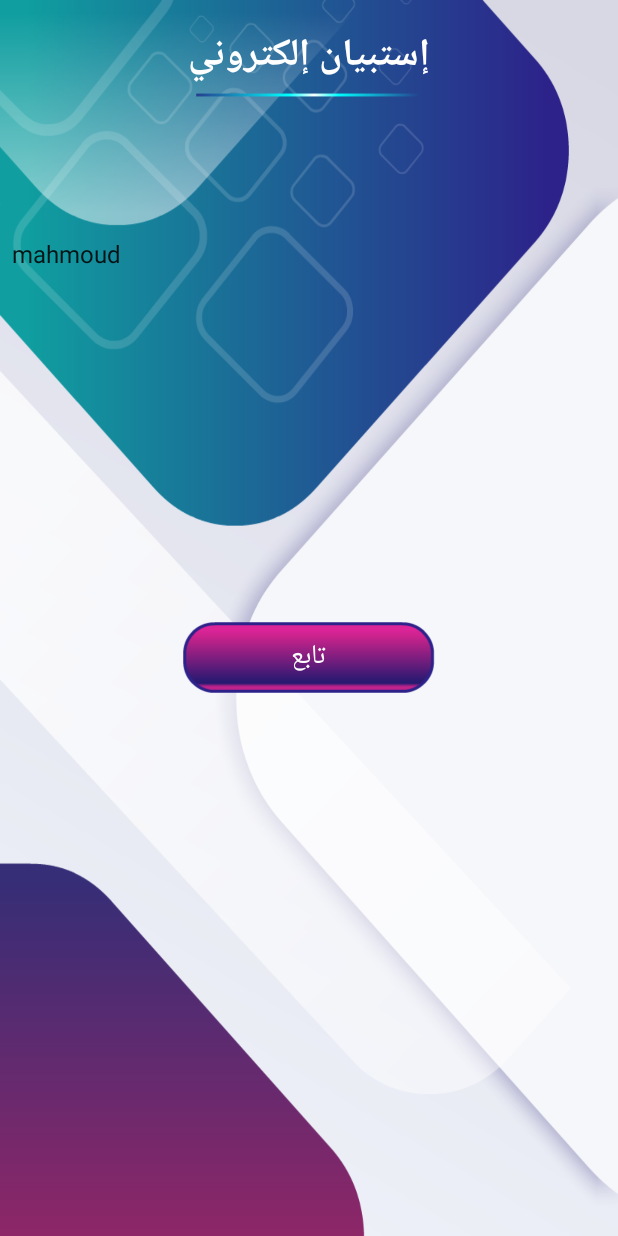
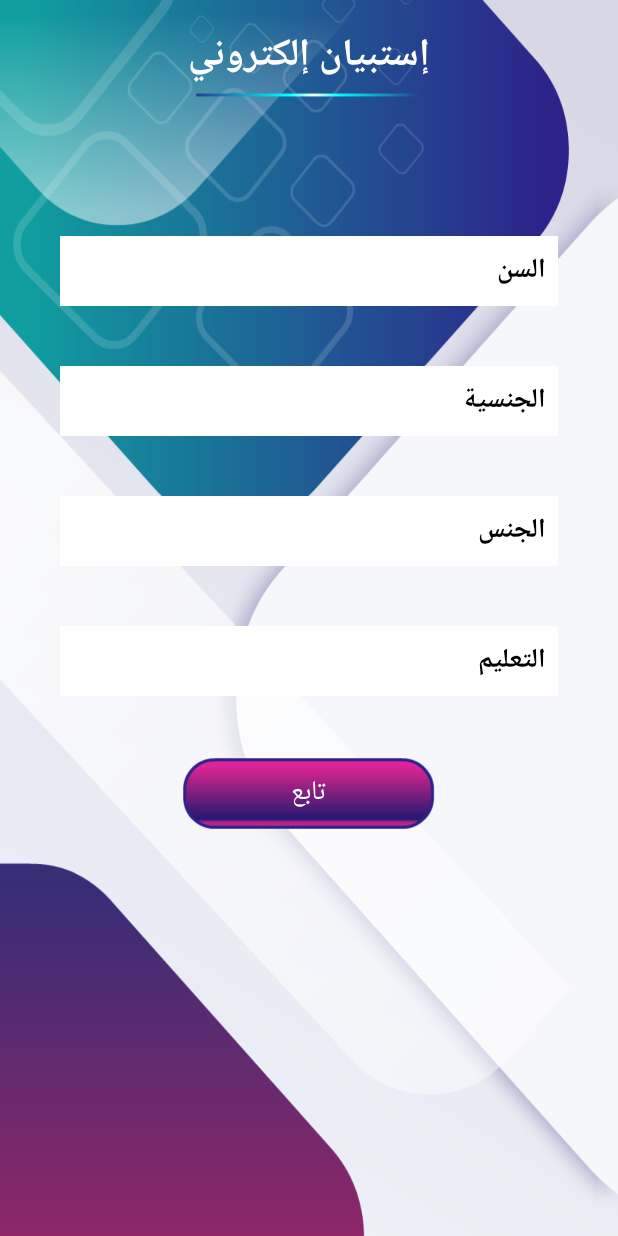
Before and after one commit to essa2002135/romatzem, an Android app: the startEstbyan screen opened directly, with no data from a screen before it, on a phone screen of 412 x 824 dp. Run offline under Robolectric (Android 15) with nearby library versions, the phone set to English and light mode, and no system bars.

Commit message:
new edit2

```diff
--- a/app/src/main/AndroidManifest.xml
+++ b/app/src/main/AndroidManifest.xml
@@ -18,7 +18,9 @@
         android:roundIcon="@mipmap/ic_launcher_round"
         android:supportsRtl="true"
         android:theme="@style/AppTheme">
-        <activity android:name=".startEstbyan"></activity>
+        <activity android:name=".result_esbyan"></activity>
+        <activity android:name=".qustion_estbyan" />
+        <activity android:name=".startEstbyan" />
         <activity android:name=".detectionstart" />
         <activity android:name=".rm_what_i_knew" />
         <activity
--- a/app/src/main/java/q8_ehealth/backpain/com/backpain/startEstbyan.java
+++ b/app/src/main/java/q8_ehealth/backpain/com/backpain/startEstbyan.java
@@ -1,7 +1,11 @@
 package q8_ehealth.backpain.com.backpain;
 
+import android.content.Intent;
 import android.support.v7.app.AppCompatActivity;
 import android.os.Bundle;
+import android.util.Log;
+import android.view.View;
+import android.widget.AdapterView;
 import android.widget.ArrayAdapter;
 import android.widget.Spinner;
 
@@ -14,24 +18,164 @@ public class startEstbyan extends AppCompatActivity {
     Spinner sp2;
     Spinner sp3;
     Spinner sp4;
+    Intent gotNext;
 
-    ArrayList<String> itemsAdded = new ArrayList<String>();
+    ArrayList<String> itemsAddedage = new ArrayList<String>();
+    ArrayList<String> itemsAddedNationality = new ArrayList<String>();
+
+    ArrayList<String> itemsAddedgendar = new ArrayList<String>();
+
+    ArrayList<String> itemsAddededucation = new ArrayList<String>();
+
 
     @Override
     protected void onCreate(Bundle savedInstanceState) {
         super.onCreate(savedInstanceState);
 
         setContentView(R.layout.activity_start_estbyan);
-        itemsAdded.add("mahmoud");
-        itemsAdded.add("admed");
+        itemsAddedage.add("السن");
+
+
+
+        itemsAddedNationality.add("الجنسية");
+        itemsAddedNationality.add("كويتي");
+        itemsAddedNationality.add("غير كويتي");
+
+
+
+        itemsAddedgendar.add("الجنس");
+
+        itemsAddedgendar.add("ذكر");
+        itemsAddedgendar.add("أنثى");
+
+
+        itemsAddededucation.add("التعليم");
+
+        itemsAddededucation.add("ابتدائي");
+        itemsAddededucation.add("متوسط");
+        itemsAddededucation.add("ثانوي");
+        itemsAddededucation.add("جامعي");
+
+
+        for(int i=6;i<=100;i++)
+        {
+
+
+            String covertToString = Integer.toString(i);
+            itemsAddedage.add(covertToString);
+
+        }
+
+
+
+
+
+
 
         sp1 = (Spinner) findViewById(R.id.spinner);
         ArrayAdapter<String> adapter = new ArrayAdapter<String>(this,
-                android.R.layout.simple_spinner_item, itemsAdded);
-        adapter.setDropDownViewResource(android.R.layout.simple_spinner_dropdown_item);
+                R.layout.custom_spinner, itemsAddedage);
+        adapter.setDropDownViewResource(R.layout.custom_spinner);
+
         sp1.setAdapter(adapter);
 
+        sp1.setOnItemSelectedListener(new AdapterView.OnItemSelectedListener() {
+            @Override
+            public void onItemSelected(AdapterView<?> parent, View view, int position, long id) {
+
+                Log.i("getPostion","yes"+position);
+
+            }
+
+            @Override
+            public void onNothingSelected(AdapterView<?> parent) {
+
+            }
+        });
+
+
+
+
+        sp2 = (Spinner) findViewById(R.id.spinner2);
+        ArrayAdapter<String> adapter2 = new ArrayAdapter<String>(this,
+                R.layout.custom_spinner, itemsAddedNationality);
+        adapter2.setDropDownViewResource(R.layout.custom_spinner);
+
+        sp2.setAdapter(adapter2);
+
+        sp2.setOnItemSelectedListener(new AdapterView.OnItemSelectedListener() {
+            @Override
+            public void onItemSelected(AdapterView<?> parent, View view, int position, long id) {
+
+                Log.i("getPostion","yes"+position);
+
+            }
+
+            @Override
+            public void onNothingSelected(AdapterView<?> parent) {
+
+            }
+        });
+
+
+
+
+
+        sp3 = (Spinner) findViewById(R.id.spinner3);
+        ArrayAdapter<String> adapter3 = new ArrayAdapter<String>(this,
+                R.layout.custom_spinner, itemsAddedgendar);
+        adapter2.setDropDownViewResource(R.layout.custom_spinner);
+
+        sp3.setAdapter(adapter3);
+
+        sp3.setOnItemSelectedListener(new AdapterView.OnItemSelectedListener() {
+            @Override
+            public void onItemSelected(AdapterView<?> parent, View view, int position, long id) {
+
+                Log.i("getPostion","yes"+position);
+
+            }
+
+            @Override
+            public void onNothingSelected(AdapterView<?> parent) {
+
+            }
+        });
+
+
+
+
+
+        sp4 = (Spinner) findViewById(R.id.spinner4);
+        ArrayAdapter<String> adapter4 = new ArrayAdapter<String>(this,
+                R.layout.custom_spinner, itemsAddededucation);
+        adapter4.setDropDownViewResource(R.layout.custom_spinner);
+
+        sp4.setAdapter(adapter4);
+
+        sp4.setOnItemSelectedListener(new AdapterView.OnItemSelectedListener() {
+            @Override
+            public void onItemSelected(AdapterView<?> parent, View view, int position, long id) {
+
+                Log.i("getPostion","yes"+position);
+
+            }
+
+            @Override
+            public void onNothingSelected(AdapterView<?> parent) {
+
+            }
+        });
 
     }
 
+
+    public void submitbt(View v)
+    {
+        gotNext = new Intent(getBaseContext(),qustion_estbyan.class);
+        //  theId = "1";
+        // gotNext.putExtra("TheType", theId);
+        startActivity(gotNext);
     }
+
+    }
--- a/app/src/main/res/layout/activity_start_estbyan.xml
+++ b/app/src/main/res/layout/activity_start_estbyan.xml
@@ -56,6 +56,11 @@ android:layout_centerHorizontal="true"
             android:id="@+id/spinner"
             android:layout_width="match_parent"
             android:layout_height="wrap_content"
+            android:gravity="center"
+            android:layout_marginRight="40dp"
+            android:layout_marginLeft="40dp"
+            android:background="@color/white"
+            android:textAlignment="center"
             android:layout_marginTop="40dp"
             />
 
@@ -63,6 +68,9 @@ android:layout_centerHorizontal="true"
             android:id="@+id/spinner2"
             android:layout_width="match_parent"
             android:layout_height="wrap_content"
+            android:layout_marginRight="40dp"
+            android:layout_marginLeft="40dp"
+            android:background="@color/white"
             android:layout_marginTop="40dp"
 
             />
@@ -72,7 +80,9 @@ android:layout_centerHorizontal="true"
             android:layout_width="match_parent"
             android:layout_height="wrap_content"
             android:layout_marginTop="40dp"
-
+            android:layout_marginRight="40dp"
+            android:layout_marginLeft="40dp"
+            android:background="@color/white"
             />
 
         <Spinner
@@ -80,7 +90,9 @@ android:layout_centerHorizontal="true"
             android:layout_width="match_parent"
             android:layout_height="wrap_content"
             android:layout_marginTop="40dp"
-
+            android:layout_marginRight="40dp"
+            android:layout_marginLeft="40dp"
+            android:background="@color/white"
             />
 
         <Button
@@ -91,6 +103,7 @@ android:layout_centerHorizontal="true"
             android:textColor="@color/white"
             android:gravity="center"
             android:textSize="18sp"
+            android:onClick="submitbt"
             android:layout_gravity="center"
             android:text="تابع"
             android:layout_marginTop="40dp"
--- /dev/null
+++ b/app/src/main/res/layout/custom_spinner.xml
@@ -0,0 +1,9 @@
+<?xml version="1.0" encoding="utf-8"?>
+<TextView xmlns:android="http://schemas.android.com/apk/res/android"
+    android:layout_width="match_parent"
+    android:layout_height="match_parent"
+    android:padding="8dp"
+    android:gravity="right"
+    android:textStyle="bold"
+    android:textSize="18sp"
+    android:textColor="#000000"/>
```
Also changed, not shown: app/src/main/java/q8_ehealth/backpain/com/backpain/MainActivity.java (+11 -4 lines), app/src/main/java/q8_ehealth/backpain/com/backpain/qustion_estbyan.java (added, +24 -0 lines), app/src/main/java/q8_ehealth/backpain/com/backpain/result_esbyan.java (added, +83 -0 lines), app/src/main/res/layout/activity_qustion_estbyan.xml (added, +162 -0 lines), app/src/main/res/layout/activity_result_esbyan.xml (added, +61 -0 lines), app/src/main/res/layout/custom_esbyan_results.xml (added, +100 -0 lines).
